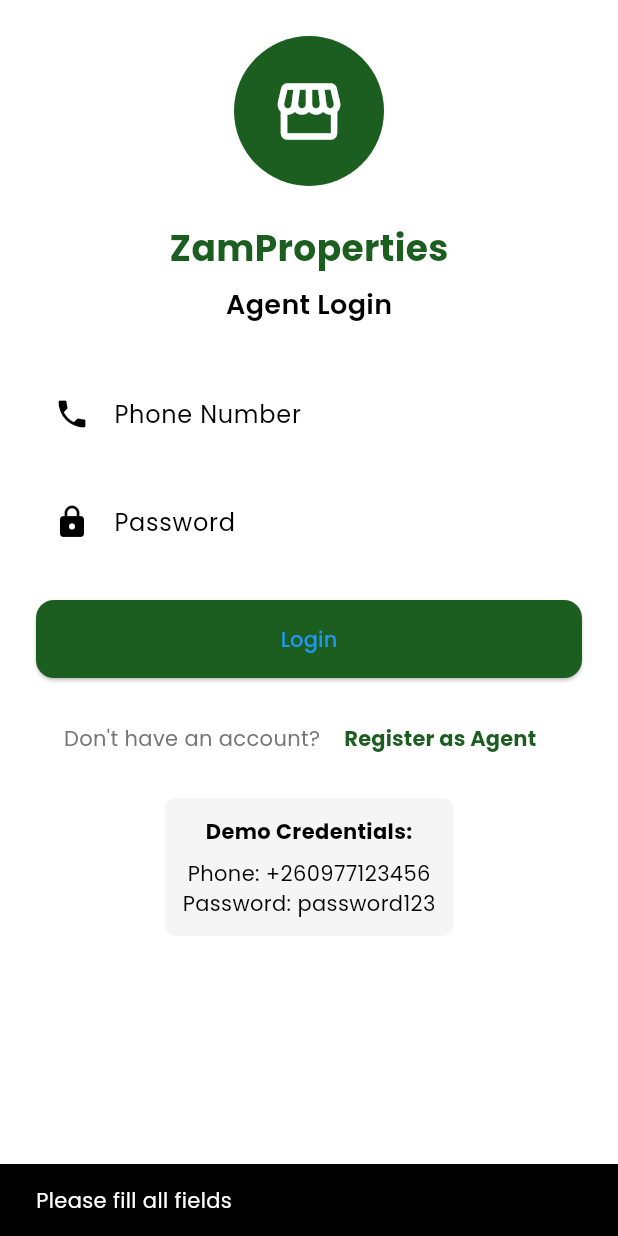
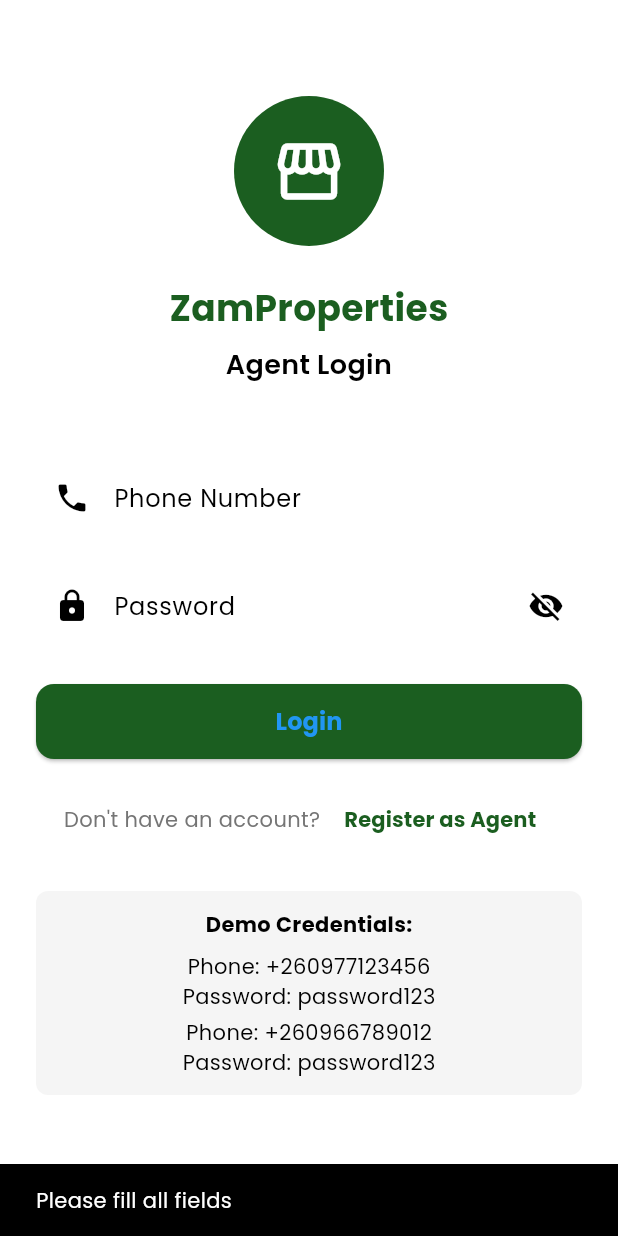
Before and after one commit to Able-Hillz/ZamProperties, a Flutter app: the LoginScreen screen opened by its route, after a tap on "Login", on a phone screen of 412 x 824 dp. Run offline on Flutter 3.47's test engine with Material 3 defaults, Android fonts, the phone set to English and light mode, and no system bars; our stand-ins replace cached_network_image, chewie, connectivity_plus, firebase_messaging, flutter_local_notifications, google_fonts and 5 more; accounts and stored records are empty.

Commit message:
Update login_screen.dart

```diff
--- a/lib/screens/login_screen.dart
+++ b/lib/screens/login_screen.dart
@@ -15,12 +15,7 @@ class _LoginScreenState extends State<LoginScreen> {
   final _phoneController = TextEditingController();
   final _passwordController = TextEditingController();
   bool _isLoading = false;
-
-  // Demo credentials (store registered agents too)
-  final Map<String, String> _demoAgents = {
-    '+260977123456': 'password123',
-    '+260966789012': 'password123',
-  };
+  bool _obscurePassword = true;
 
   Future<void> _login() async {
     if (_phoneController.text.isEmpty || _passwordController.text.isEmpty) {
@@ -32,27 +27,41 @@ class _LoginScreenState extends State<LoginScreen> {
 
     setState(() => _isLoading = true);
 
-    await Future.delayed(const Duration(seconds: 1));
+    await Future.delayed(const Duration(milliseconds: 500));
 
-    // Check registered agents from SharedPreferences
     final prefs = await SharedPreferences.getInstance();
     final registeredPhone = prefs.getString('agentPhone');
     final registeredPassword = prefs.getString('agentPassword');
+    final isRegistered = prefs.getBool('isRegistered') ?? false;
 
-    // Check demo OR registered agent
+    // Check credentials
     bool isValid = false;
 
-    if (_demoAgents.containsKey(_phoneController.text) &&
-        _demoAgents[_phoneController.text] == _passwordController.text) {
+    // Demo agents
+    if (_phoneController.text == '+260977123456' && _passwordController.text == 'password123') {
       isValid = true;
-    } else if (registeredPhone == _phoneController.text &&
-               registeredPassword == _passwordController.text) {
+      await prefs.setString('agentId', 'demo_agent_1');
+      await prefs.setString('agentName', 'Demo Agent');
+      await prefs.setString('agentPhone', _phoneController.text);
+      await prefs.setString('agentCompany', 'Demo Real Estate');
+      await prefs.setString('agentEmail', 'demo@realestate.com');
+    }
+    else if (_phoneController.text == '+260966789012' && _passwordController.text == 'password123') {
+      isValid = true;
+      await prefs.setString('agentId', 'demo_agent_2');
+      await prefs.setString('agentName', 'Test Agent');
+      await prefs.setString('agentPhone', _phoneController.text);
+      await prefs.setString('agentCompany', 'Test Properties');
+      await prefs.setString('agentEmail', 'test@properties.com');
+    }
+    // Registered agent
+    else if (isRegistered && registeredPhone == _phoneController.text &&
+             registeredPassword == _passwordController.text) {
       isValid = true;
     }
 
     if (isValid) {
       await prefs.setBool('isLoggedIn', true);
-      await prefs.setString('agentPhone', _phoneController.text);
       await prefs.setString('userType', 'agent');
 
       if (mounted) {
@@ -80,11 +89,13 @@ class _LoginScreenState extends State<LoginScreen> {
     return Scaffold(
       backgroundColor: Colors.white,
       body: SafeArea(
-        child: SingleChildScrollView(  // FIX: Wrap with ScrollView
+        child: SingleChildScrollView(
           padding: const EdgeInsets.all(24),
           child: Column(
             mainAxisAlignment: MainAxisAlignment.center,
+            crossAxisAlignment: CrossAxisAlignment.stretch,
             children: [
+              const SizedBox(height: 40),
               Container(
                 width: 100,
                 height: 100,
@@ -104,20 +115,22 @@ class _LoginScreenState extends State<LoginScreen> {
                 style: AppConstants.headline1.copyWith(
                   color: AppConstants.primaryColor,
                 ),
+                textAlign: TextAlign.center,
               ),
               const SizedBox(height: 8),
               const Text(
                 'Agent Login',
                 style: TextStyle(fontSize: 18, fontWeight: FontWeight.w600),
+                textAlign: TextAlign.center,
               ),
-              const SizedBox(height: 32),
+              const SizedBox(height: 48),
 
-              TextField(
+              TextFormField(
                 controller: _phoneController,
                 keyboardType: TextInputType.phone,
                 decoration: InputDecoration(
                   labelText: 'Phone Number',
-                  hintText: '+260XXXXXXXXX',
+                  hintText: '+260977123456',
                   prefixIcon: const Icon(Icons.phone),
                   border: OutlineInputBorder(
                     borderRadius: BorderRadius.circular(12),
@@ -126,12 +139,20 @@ class _LoginScreenState extends State<LoginScreen> {
               ),
               const SizedBox(height: 16),
 
-              TextField(
+              TextFormField(
                 controller: _passwordController,
-                obscureText: true,
+                obscureText: _obscurePassword,
                 decoration: InputDecoration(
                   labelText: 'Password',
                   prefixIcon: const Icon(Icons.lock),
+                  suffixIcon: IconButton(
+                    icon: Icon(_obscurePassword ? Icons.visibility_off : Icons.visibility),
+                    onPressed: () {
+                      setState(() {
+                        _obscurePassword = !_obscurePassword;
+                      });
+                    },
+                  ),
                   border: OutlineInputBorder(
                     borderRadius: BorderRadius.circular(12),
                   ),
@@ -141,18 +162,28 @@ class _LoginScreenState extends State<LoginScreen> {
 
               SizedBox(
                 width: double.infinity,
+                height: 50,
                 child: ElevatedButton(
                   onPressed: _isLoading ? null : _login,
                   style: ElevatedButton.styleFrom(
                     backgroundColor: AppConstants.primaryColor,
-                    padding: const EdgeInsets.symmetric(vertical: 16),
                     shape: RoundedRectangleBorder(
                       borderRadius: BorderRadius.circular(12),
                     ),
                   ),
                   child: _isLoading
-                      ? const CircularProgressIndicator(color: Colors.white)
-                      : const Text('Login'),
+                      ? const SizedBox(
+                          height: 20,
+                          width: 20,
+                          child: CircularProgressIndicator(
+                            strokeWidth: 2,
+                            color: Colors.white,
+                          ),
+                        )
+                      : const Text(
+                          'Login',
+                          style: TextStyle(fontSize: 16, fontWeight: FontWeight.bold),
+                        ),
                 ),
               ),
 
@@ -185,7 +216,7 @@ class _LoginScreenState extends State<LoginScreen> {
                 ],
               ),
 
-              const SizedBox(height: 16),
+              const SizedBox(height: 24),
 
               Container(
                 padding: const EdgeInsets.all(12),
@@ -202,9 +233,13 @@ class _LoginScreenState extends State<LoginScreen> {
                     SizedBox(height: 8),
                     Text('Phone: +260977123456'),
                     Text('Password: password123'),
+                    SizedBox(height: 4),
+                    Text('Phone: +260966789012'),
+                    Text('Password: password123'),
                   ],
                 ),
               ),
+              const SizedBox(height: 20),
             ],
           ),
         ),
```
